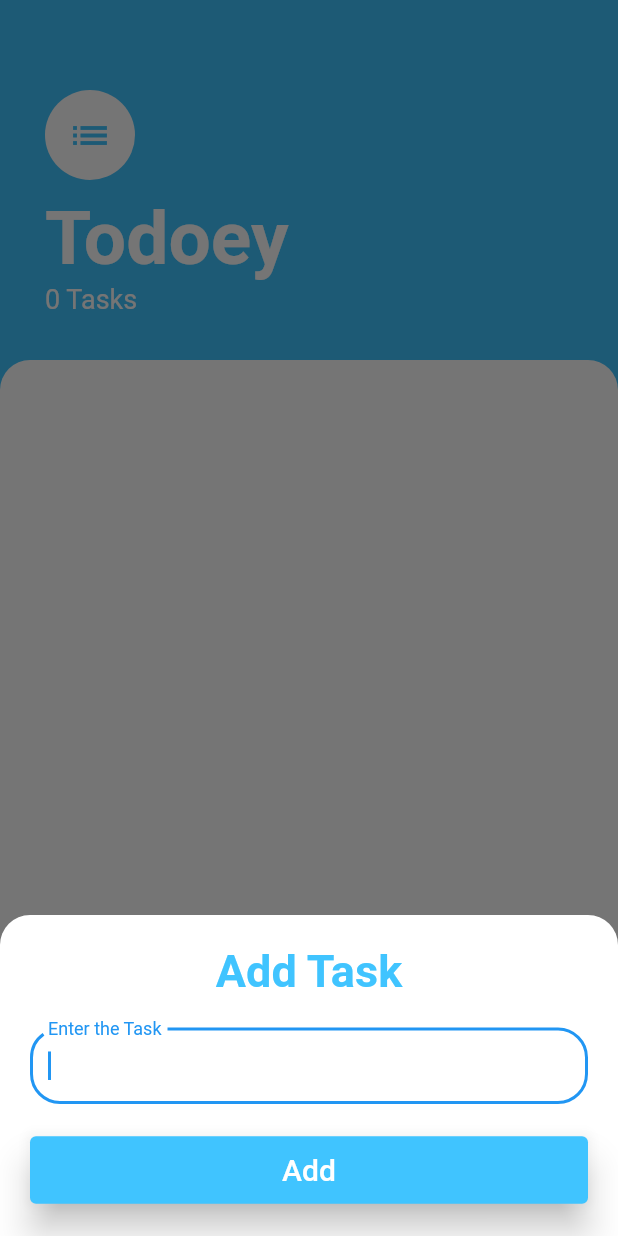
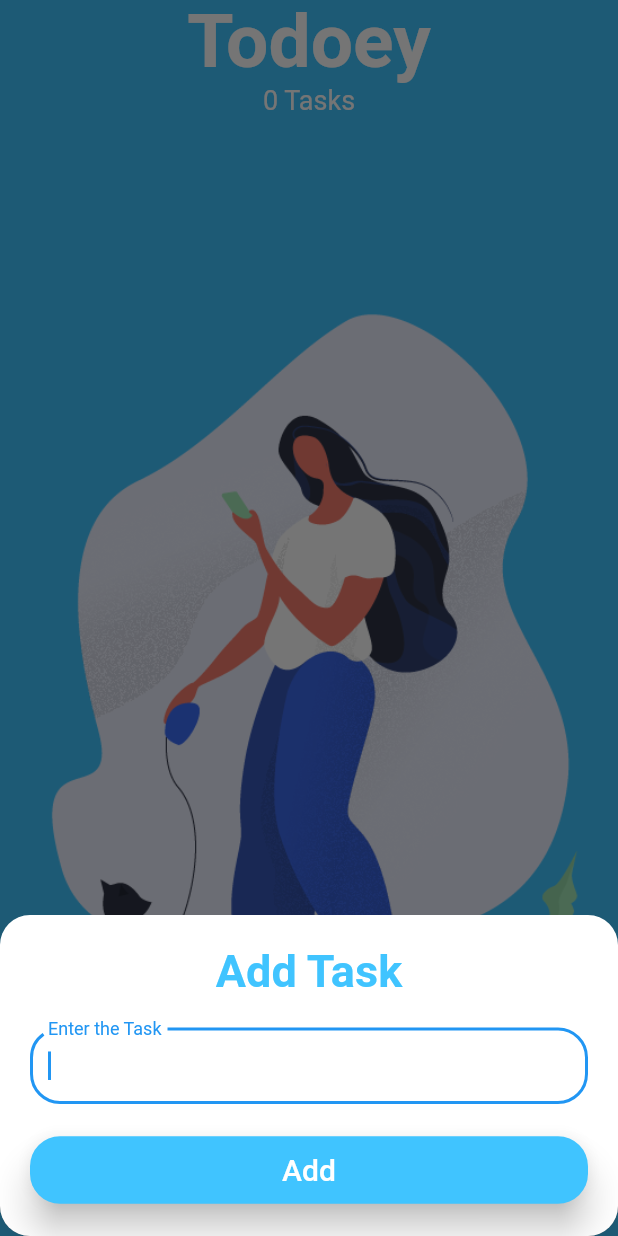
Before and after one commit to rajput-hemant/todoey, a Flutter app: the screen it shows after launch, after a tap on the "add" icon, on a phone screen of 412 x 824 dp. Run offline on Flutter 3.47's test engine with Material 2 defaults, Android fonts, the phone set to English and light mode, and no system bars.

Commit message:
UI update - added appBar, - added background image, - replaced Column widget w/ Stack widget wrapped in SafeArea, - added DraggableScrollableSheet widget to make Tasks List flexible & scrollable, - wrapped ListTile Widget in Card, and some minor improvements.
Signed-off-by: rajput-hemant <hemant.rajput_cs20@gla.ac.in>

```diff
--- a/lib/screens/add_task_screen.dart
+++ b/lib/screens/add_task_screen.dart
@@ -15,15 +15,11 @@ class _AddTaskScreenState extends State<AddTaskScreen> {
   Widget build(BuildContext context) {
     // String? newTaskTitle;
     return Container(
-      color: Color(0xff757575),
-      child: Container(
       padding: EdgeInsets.all(20.0),
       decoration: BoxDecoration(
         color: Colors.white,
-          borderRadius: BorderRadius.only(
-            topLeft: Radius.circular(20),
-            topRight: Radius.circular(20),
-          ),
+        border: null,
+        borderRadius: BorderRadius.all(Radius.circular(20)),
       ),
       child: Column(
         crossAxisAlignment: CrossAxisAlignment.stretch,
@@ -40,8 +36,8 @@ class _AddTaskScreenState extends State<AddTaskScreen> {
           TextField(
             autofocus: true,
             decoration: InputDecoration(
+              isDense: true,
               labelText: 'Enter the Task',
-                isDense: true,
               border: OutlineInputBorder(
                 borderRadius: BorderRadius.circular(20),
               ),
@@ -61,14 +57,15 @@ class _AddTaskScreenState extends State<AddTaskScreen> {
               style: TextStyle(fontSize: 20),
             ),
             style: ElevatedButton.styleFrom(
+              elevation: 10,
               primary: Colors.lightBlueAccent,
-                elevation: 10,
               minimumSize: Size(0, 45),
+              shape: RoundedRectangleBorder(
+                  borderRadius: BorderRadius.circular(20)),
             ),
           )
         ],
       ),
-      ),
     );
   }
 }
--- a/lib/screens/tasks_screen.dart
+++ b/lib/screens/tasks_screen.dart
@@ -8,71 +8,77 @@ import '../widgets/tasks_list.dart';
 class TasksScreen extends StatelessWidget {
   @override
   Widget build(BuildContext context) {
+    final tasks = Provider.of<TaskData>(context).tasks;
+
+    var appBar = AppBar(
+      elevation: 0,
+      centerTitle: true,
+      backgroundColor: Colors.lightBlueAccent,
+      title: Text(
+        'Todoey',
+        style: TextStyle(
+          fontSize: 50,
+          fontWeight: FontWeight.bold,
+          color: Colors.white,
+        ),
+      ),
+    );
+
     return Scaffold(
+      appBar: appBar,
       backgroundColor: Colors.lightBlueAccent,
       floatingActionButton: FloatingActionButton(
-        child: const Icon(Icons.add),
-        onPressed: () {
-          showModalBottomSheet(
+        child: const Icon(Icons.add, size: 33),
+        onPressed: () => showModalBottomSheet(
           context: context,
+          isScrollControlled: true,
+          backgroundColor: Colors.transparent,
           builder: (context) => SingleChildScrollView(
-              child: Container(
             padding: EdgeInsets.only(
                 bottom: MediaQuery.of(context).viewInsets.bottom),
             child: AddTaskScreen(),
           ),
         ),
-          );
-        },
       ),
-      body: Column(
-        crossAxisAlignment: CrossAxisAlignment.start,
+      body: SafeArea(
+        child: Stack(
           children: [
-          Container(
-            padding:
-                const EdgeInsets.only(top: 60, left: 30, right: 30, bottom: 30),
-            child: Column(
-              crossAxisAlignment: CrossAxisAlignment.start,
+            Column(
               children: [
-                CircleAvatar(
-                  radius: 30,
-                  backgroundColor: Colors.white,
-                  child: Icon(
-                    Icons.list,
-                    color: Colors.lightBlueAccent,
-                    size: 30,
+                Align(
+                  alignment: Alignment.topCenter,
+                  child: Text(
+                    '${Provider.of<TaskData>(context).tasksCount} Tasks',
+                    style: TextStyle(fontSize: 18, color: Colors.white),
                   ),
                 ),
-                SizedBox(height: 10),
-                Text(
-                  'Todoey',
-                  style: TextStyle(
-                      fontSize: 50,
-                      fontWeight: FontWeight.bold,
-                      color: Colors.white),
+                Expanded(
+                  child: Container(
+                    height: (MediaQuery.of(context).size.height -
+                            appBar.preferredSize.height) *
+                        0.8,
+                    // alignment: Alignment.topCenter,
+                    child: Image.asset('assets/images/bg.png'),
                   ),
-                Text(
-                  '${Provider.of<TaskData>(context).tasksCount} Tasks',
-                  style: TextStyle(fontSize: 18, color: Colors.white),
+                ),
+              ],
+            ),
+            DraggableScrollableSheet(
+              minChildSize: 0.19,
+              maxChildSize: tasks.isEmpty ? 0.19 : 0.95,
+              initialChildSize: tasks.isEmpty ? 0.19 : 0.5,
+              builder: (context, scrollController) => Container(
+                padding: const EdgeInsets.symmetric(vertical: 3),
+                decoration: const BoxDecoration(
+                  color: Colors.white,
+                  borderRadius: BorderRadius.all(Radius.circular(20)),
+                ),
+                child: TasksList(controller: scrollController),
+              ),
             ),
           ],
         ),
       ),
-          Expanded(
-            child: Container(
-              padding: const EdgeInsets.symmetric(horizontal: 20),
-              decoration: const BoxDecoration(
-                color: Colors.white,
-                borderRadius: BorderRadius.only(
-                  topLeft: Radius.circular(20),
-                  topRight: Radius.circular(20),
-                ),
-              ),
-              child: TasksList(),
-            ),
-          ),
-        ],
-      ),
     );
   }
 }
--- a/lib/widgets/task_tile.dart
+++ b/lib/widgets/task_tile.dart
@@ -16,19 +16,26 @@ class TaskTile extends StatelessWidget {
 
   @override
   Widget build(BuildContext context) {
-    return ListTile(
+    return Card(
+      elevation: 10,
+      shape: RoundedRectangleBorder(borderRadius: BorderRadius.circular(10)),
+      margin: const EdgeInsets.all(10),
+      child: ListTile(
         title: Text(
           taskTitle,
           style: TextStyle(
+            fontWeight: FontWeight.bold,
             decoration: isChecked ? TextDecoration.lineThrough : null,
-          fontWeight: FontWeight.bold,
           ),
         ),
         trailing: Checkbox(
           value: isChecked,
+          activeColor: Colors.lightBlueAccent,
           onChanged: checkboxCallback,
+          shape: RoundedRectangleBorder(borderRadius: BorderRadius.circular(5)),
         ),
         onLongPress: longPressCallback,
+      ),
     );
   }
 }
--- a/lib/widgets/tasks_list.dart
+++ b/lib/widgets/tasks_list.dart
@@ -5,10 +5,15 @@ import '../models/task_data.dart';
 import 'task_tile.dart';
 
 class TasksList extends StatelessWidget {
+  final ScrollController controller;
+  const TasksList({super.key, required this.controller});
+
   @override
   Widget build(BuildContext context) {
     final taskData = Provider.of<TaskData>(context);
-    return ListView.builder(
+    return taskData.tasks.isNotEmpty
+        ? ListView.builder(
+            controller: controller,
             itemCount: taskData.tasksCount,
             itemBuilder: (context, index) {
               final task = taskData.tasks[index];
@@ -19,6 +24,13 @@ class TasksList extends StatelessWidget {
                 longPressCallback: () => taskData.deleteTask(task),
               );
             },
+          )
+        : Center(
+            child: Text(
+              'No Task Added Yet!',
+              textAlign: TextAlign.center,
+              style: TextStyle(fontSize: 20, fontWeight: FontWeight.bold),
+            ),
           );
   }
 }
```
Lines whose indentation alone changed are shown as unchanged.
